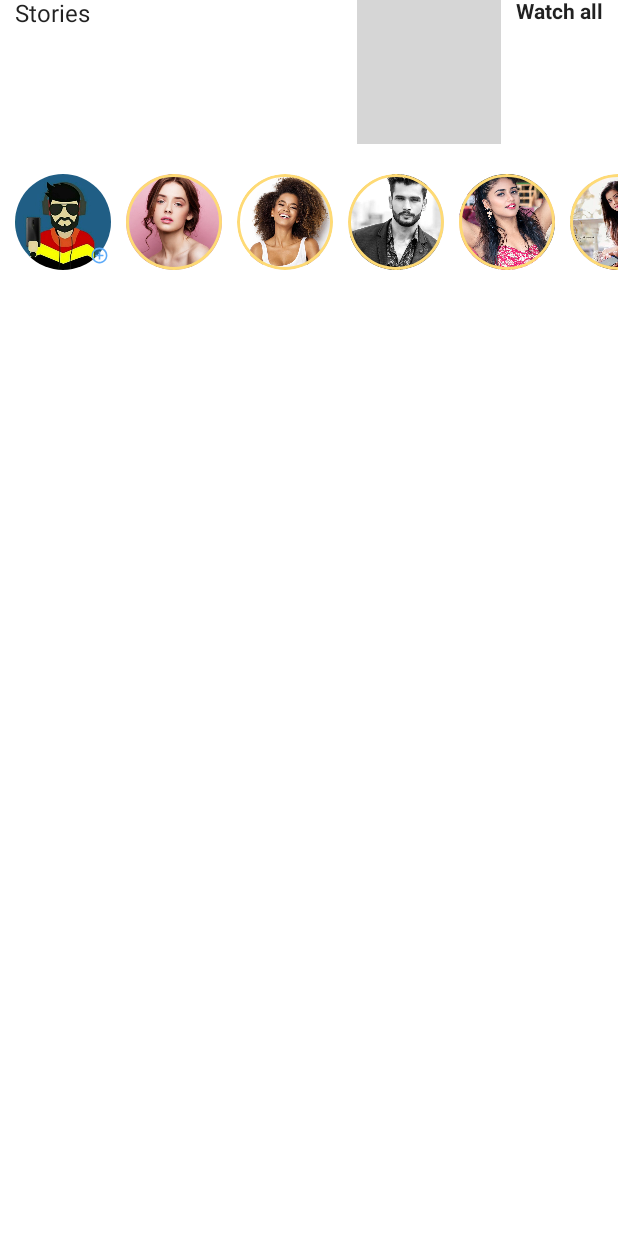
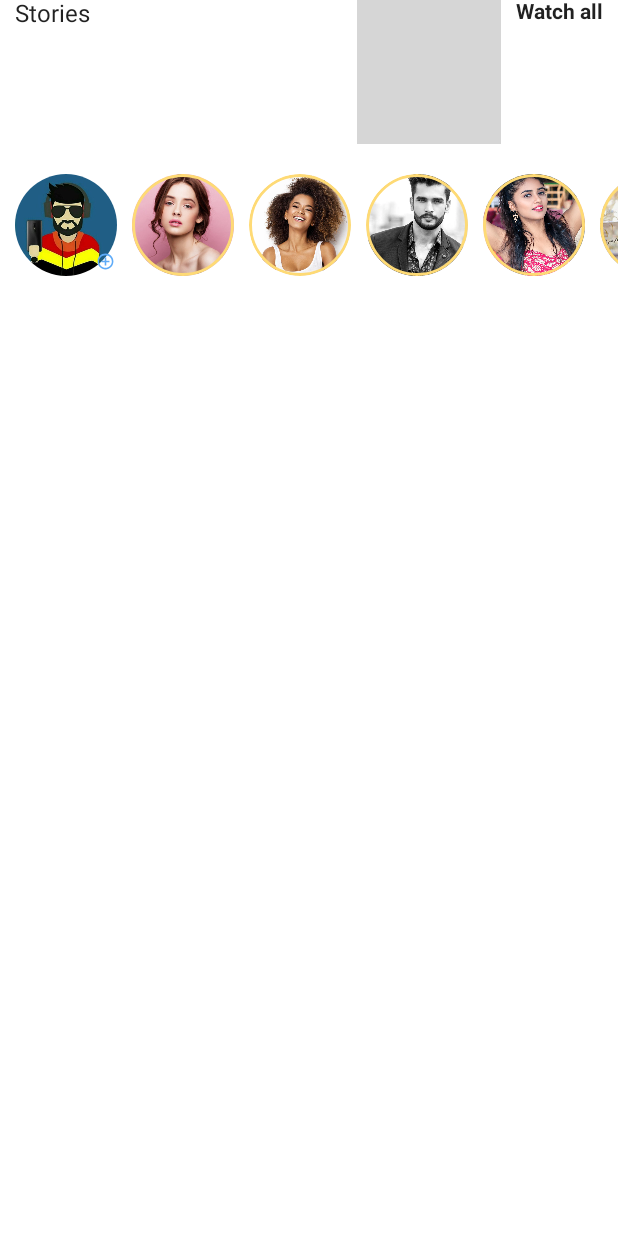
Before and after one commit to Marvel999/FamousComposeBook, an Android app built with Jetpack Compose: the composable UserStoryUI shown on its own in the app's theme, on a phone screen of 412 x 824 dp. Run offline under Robolectric (Android 15) with nearby library versions, the phone set to English and light mode, and no system bars; grey boxes are pictures that could not be loaded.

Commit message:
adding a small preview for the instagram app

```diff
--- a/app/src/main/java/com/marvel999/fuitemplet/DemoScreen/ExpScreen.kt
+++ b/app/src/main/java/com/marvel999/fuitemplet/DemoScreen/ExpScreen.kt
@@ -176,11 +176,7 @@ fun UserStoryUI() {
         }
 
         Spacer(modifier = Modifier.height(20.dp))
-
-        Row {
-            UserOwnStoryUI()
-            UserFriendsStoryList()
-        }
+        UserFriendsStoryList()
     }
 }
 
@@ -193,7 +189,7 @@ fun UserOwnStoryUI() {
             painter = devImage,
             contentDescription = null,
             modifier = Modifier
-                .size((64.dp))
+                .size((68.dp))
                 .clip(CircleShape),
             contentScale = ContentScale.Crop
         )
@@ -216,13 +212,17 @@ fun UserFriendsStoryList() {
     R.drawable.model_fi, R.drawable.model_si)
 
     LazyRow() {
+        item {
+            UserOwnStoryUI()
+        }
+
         items(list) { model ->
             Box(modifier = Modifier.padding(start = 10.dp)) {
                 Image(
                     painter = painterResource(id = model),
                     contentDescription = null,
                     modifier = Modifier
-                        .size((64.dp))
+                        .size((68.dp))
                         .clip(CircleShape)
                         .border(
                             width = 2.dp,
```
